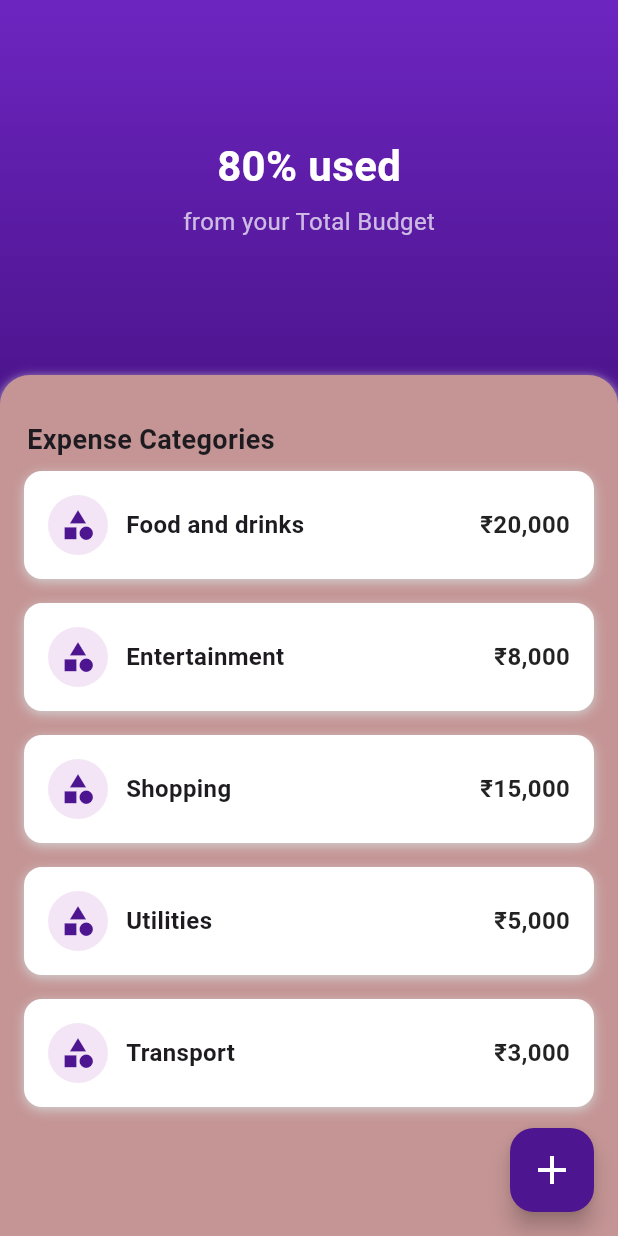
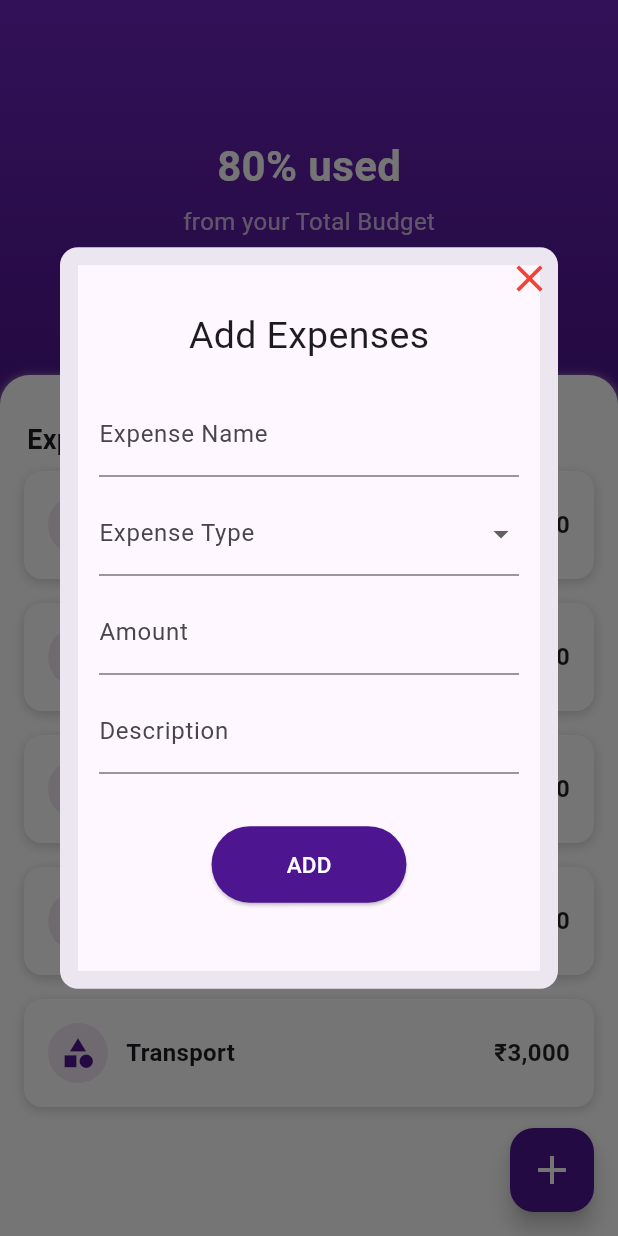
Before and after one commit to Asfar224/Expense-Tracker----Flutter, a Flutter app: the Expenses screen opened directly, after a tap on the "add" icon, on a phone screen of 412 x 824 dp. Run offline on Flutter 3.47's test engine with Material 3 defaults, Android fonts, the phone set to English and light mode, and no system bars; our stand-ins replace cloud_firestore, firebase_auth, firebase_core, google_sign_in; accounts and stored records are empty; generated files the repository leaves out were written again.

Commit message:
expense forms and changes

```diff
--- /dev/null
+++ b/lib/Components/Expensepage/Expenseform.dart
@@ -0,0 +1,163 @@
+import 'package:flutter/material.dart';
+import 'package:cloud_firestore/cloud_firestore.dart';
+import 'package:firebase_auth/firebase_auth.dart';
+
+class ExpenseForm extends StatefulWidget {
+  const ExpenseForm({Key? key}) : super(key: key);
+
+  @override
+  _ExpenseFormState createState() => _ExpenseFormState();
+}
+
+class _ExpenseFormState extends State<ExpenseForm> {
+  final _formKey = GlobalKey<FormState>();
+  String _type = '';
+  String _amount = '';
+  String _expenseName = ''; // New field
+  String _description = ''; // New field
+
+  // List of basic expense types for the dropdown
+  final List<String> _expenseTypes = [
+    'Food',
+    'Transport',
+    'Rent',
+    'Utilities',
+    'Entertainment',
+    'Healthcare',
+    'Shopping',
+    'Other',
+  ];
+
+  // Function to get current date
+  String getCurrentDate() {
+    return DateTime.now().toString();
+  }
+
+  // Function to submit data to Firebase
+  Future<void> _submitExpense() async {
+    if (_formKey.currentState!.validate()) {
+      _formKey.currentState!.save();
+
+      // Get the current user
+      final user = FirebaseAuth.instance.currentUser;
+      if (user == null) {
+        print("User not logged in!");
+        return;
+      }
+
+      final String uid = user.uid;
+
+      // Prepare the new expense object
+      final newExpense = {
+        'name': _expenseName, // Added field
+        'description': _description, // Added field
+        'type': _type,
+        'amount': _amount,
+        'date': getCurrentDate(),
+      };
+
+      try {
+        final docRef =
+            FirebaseFirestore.instance.collection('expenses').doc(uid);
+
+        // Check if the document exists
+        final docSnapshot = await docRef.get();
+
+        if (docSnapshot.exists) {
+          // Append to existing "expenses" array
+          await docRef.update({
+            'expenses': FieldValue.arrayUnion([newExpense]),
+          });
+        } else {
+          // Create document and add "expenses" array
+          await docRef.set({
+            'expenses': [newExpense],
+          });
+        }
+
+        print("Expense added successfully!");
+        Navigator.pop(context); // Close the form after submission
+      } catch (e) {
+        print("Error adding expense: $e");
+      }
+    }
+  }
+
+  @override
+  Widget build(BuildContext context) {
+    return Scaffold(
+        body: Container(
+      child: Padding(
+        padding: const EdgeInsets.all(14.0),
+        child: Form(
+          key: _formKey,
+          child: Column(
+            children: [
+              SizedBox(
+                height: 15.0,
+              ),
+              Text("Add Expenses", style: const TextStyle(fontSize: 25.0)),
+              SizedBox(
+                height: 20.0,
+              ),
+              TextFormField(
+                decoration: const InputDecoration(labelText: "Expense Name"),
+                validator: (value) =>
+                    value!.isEmpty ? "Please enter expense name" : null,
+                onSaved: (value) => _expenseName = value!,
+              ),
+              SizedBox(height: 10.0),
+              DropdownButtonFormField<String>(
+                decoration: const InputDecoration(labelText: "Expense Type"),
+                value: _type.isNotEmpty ? _type : null,
+                items: _expenseTypes.map((type) {
+                  return DropdownMenuItem<String>(
+                    value: type,
+                    child: Text(type),
+                  );
+                }).toList(),
+                onChanged: (value) {
+                  setState(() {
+                    _type = value!;
+                  });
+                },
+                validator: (value) => value == null || value.isEmpty
+                    ? "Please select expense type"
+                    : null,
+                onSaved: (value) => _type = value!,
+              ),
+              SizedBox(height: 10.0),
+              TextFormField(
+                decoration: const InputDecoration(labelText: "Amount"),
+                keyboardType: TextInputType.number,
+                validator: (value) =>
+                    value!.isEmpty ? "Please enter amount" : null,
+                onSaved: (value) => _amount = value!,
+              ),
+              SizedBox(height: 10.0),
+              TextFormField(
+                decoration: const InputDecoration(labelText: "Description"),
+                validator: (value) =>
+                    value!.isEmpty ? "Please enter description" : null,
+                onSaved: (value) => _description = value!,
+              ),
+              const SizedBox(height: 35),
+              ElevatedButton(
+                onPressed: _submitExpense,
+                style: ElevatedButton.styleFrom(
+                  backgroundColor: const Color(0xFF4E1590),
+                  padding:
+                      const EdgeInsets.symmetric(horizontal: 50, vertical: 15),
+                ),
+                child: const Text(
+                  "ADD",
+                  style: TextStyle(fontSize: 15, color: Colors.white),
+                ),
+              ),
+            ],
+          ),
+        ),
+      ),
+    ));
+  }
+}
--- a/lib/UI/Screens/Expenses.dart
+++ b/lib/UI/Screens/Expenses.dart
@@ -1,4 +1,5 @@
 import 'package:flutter/material.dart';
+import 'package:expense_management_app/Components/Expensepage/Expenseform.dart';
 
 class Expenses extends StatelessWidget {
   final List<Map<String, dynamic>> expenses = [
@@ -56,7 +57,7 @@ class Expenses extends StatelessWidget {
           Expanded(
             child: Container(
               decoration: const BoxDecoration(
-                color: Color.fromARGB(255, 197, 149, 149),
+                color: Color.fromARGB(255, 255, 255, 255),
                 borderRadius: BorderRadius.only(
                   topLeft: Radius.circular(20),
                   topRight: Radius.circular(20),
@@ -108,8 +109,40 @@ class Expenses extends StatelessWidget {
       // Add Expense Button
       floatingActionButton: FloatingActionButton(
         onPressed: () {
-          // Action to add a new expense
-          print("Add new expense");
+          showDialog(
+            context: context,
+            barrierDismissible: false,
+            builder: (BuildContext context) {
+              return Dialog(
+                shape: RoundedRectangleBorder(
+                  borderRadius: BorderRadius.circular(12.0),
+                ),
+                child: Stack(
+                  clipBehavior: Clip.none,
+                  children: [
+                    Container(
+                      padding: const EdgeInsets.all(12),
+                      width: MediaQuery.of(context).size.width * 0.9,
+                      height: MediaQuery.of(context).size.height * 0.6,
+                      child: ExpenseForm(),
+                    ),
+                    // Close Icon at the top right corner
+                    Positioned(
+                      right: -5,
+                      top: -3,
+                      child: IconButton(
+                        icon: const Icon(Icons.close,
+                            color: Colors.red, size: 30),
+                        onPressed: () {
+                          Navigator.of(context).pop(); // Close the Dialog
+                        },
+                      ),
+                    ),
+                  ],
+                ),
+              );
+            },
+          );
         },
         backgroundColor: const Color(0xFF4E1590),
         child: const Icon(Icons.add, size: 32, color: Colors.white),
```
Also changed, not shown: flutter_01.png (added).
